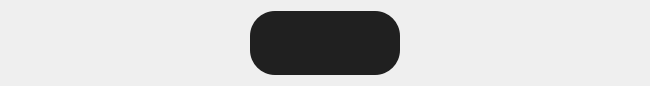
Qt form widget_function_stack.ui (zzz-muxin/image-editor) before a commit.
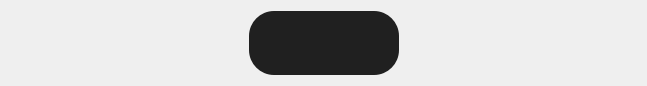
The same form after that commit. Icons and pictures are not drawn.

What changed in the file:
```diff
--- a/widget_function_stack.ui
+++ b/widget_function_stack.ui
@@ -6,7 +6,7 @@
    <rect>
     <x>0</x>
     <y>0</y>
-    <width>650</width>
+    <width>647</width>
     <height>86</height>
    </rect>
   </property>
@@ -28,12 +28,6 @@
    </property>
    <item>
     <widget class="QStackedWidget" name="basic_function_stack">
-     <property name="minimumSize">
-      <size>
-       <width>650</width>
-       <height>86</height>
-      </size>
-     </property>
      <property name="styleSheet">
       <string notr="true">QStackedWidget{
 	background-color:transparent;
```
